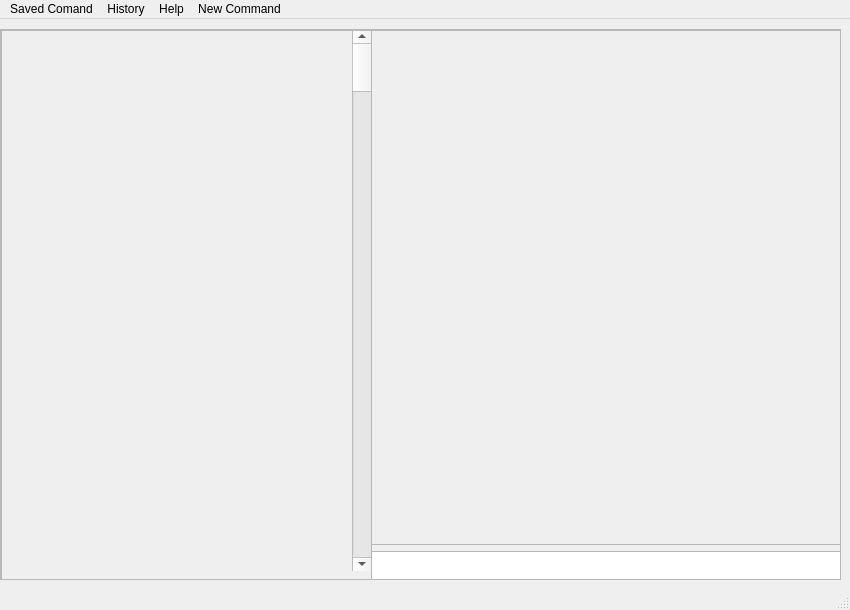
Above: TestMyWidget/mainwindow.ui from DizelforClaSS/Qt-project before the change. Below: the same form after it.
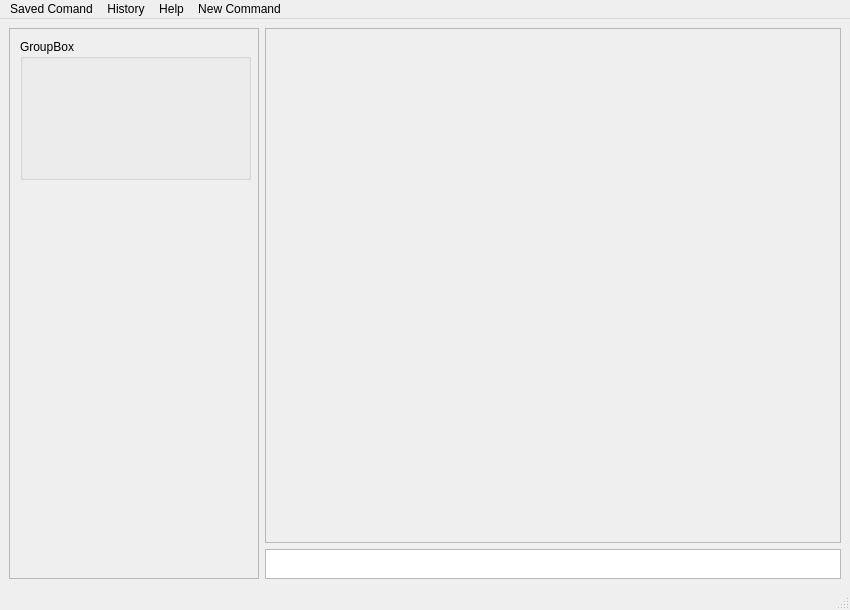
That is the form after the change.

Commit message: change windows, and added db

Diff of the .ui file:
```diff
--- a/TestMyWidget/mainwindow.ui
+++ b/TestMyWidget/mainwindow.ui
@@ -19,122 +19,65 @@
     <verstretch>0</verstretch>
    </sizepolicy>
   </property>
-  <property name="minimumSize">
-   <size>
-    <width>850</width>
-    <height>610</height>
-   </size>
-  </property>
-  <property name="maximumSize">
-   <size>
-    <width>850</width>
-    <height>610</height>
-   </size>
-  </property>
   <property name="windowTitle">
    <string>GNU Widget</string>
   </property>
   <widget class="QWidget" name="centralwidget">
-   <widget class="QWidget" name="horizontalLayoutWidget">
-    <property name="geometry">
-     <rect>
-      <x>0</x>
-      <y>10</y>
-      <width>841</width>
-      <height>551</height>
-     </rect>
-    </property>
-    <layout class="QHBoxLayout" name="horizontalLayout">
-     <item>
-      <widget class="QScrollArea" name="scrollArea">
-       <property name="widgetResizable">
-        <bool>true</bool>
+   <layout class="QGridLayout" name="gridLayout">
+    <item row="0" column="1">
+     <widget class="QTextEdit" name="Console">
+      <property name="enabled">
+       <bool>false</bool>
+      </property>
+     </widget>
+    </item>
+    <item row="0" column="0" rowspan="2">
+     <widget class="QScrollArea" name="scrollArea">
+      <property name="maximumSize">
+       <size>
+        <width>250</width>
+        <height>16777215</height>
+       </size>
+      </property>
+      <property name="widgetResizable">
+       <bool>true</bool>
+      </property>
+      <widget class="QWidget" name="scrollAreaWidgetContents">
+       <property name="geometry">
+        <rect>
+         <x>0</x>
+         <y>0</y>
+         <width>248</width>
+         <height>546</height>
+        </rect>
        </property>
-       <widget class="QWidget" name="scrollAreaWidgetContents">
+       <widget class="QGroupBox" name="groupBox">
         <property name="geometry">
          <rect>
-          <x>0</x>
-          <y>0</y>
-          <width>837</width>
-          <height>547</height>
+          <x>10</x>
+          <y>10</y>
+          <width>231</width>
+          <height>141</height>
          </rect>
         </property>
-        <widget class="QWidget" name="verticalLayoutWidget">
-         <property name="geometry">
-          <rect>
-           <x>370</x>
-           <y>0</y>
-           <width>471</width>
-           <height>551</height>
-          </rect>
-         </property>
-         <layout class="QVBoxLayout" name="verticalLayout">
-          <item>
-           <widget class="QTextEdit" name="Console">
-            <property name="enabled">
-             <bool>false</bool>
-            </property>
-           </widget>
-          </item>
-          <item>
-           <widget class="QPlainTextEdit" name="plainTextEdit">
-            <property name="maximumSize">
-             <size>
-              <width>16777215</width>
-              <height>30</height>
-             </size>
-            </property>
-           </widget>
-          </item>
-         </layout>
-        </widget>
-        <widget class="QWidget" name="verticalLayoutWidget_2">
-         <property name="geometry">
-          <rect>
-           <x>0</x>
-           <y>0</y>
-           <width>371</width>
-           <height>551</height>
-          </rect>
-         </property>
-         <layout class="QVBoxLayout" name="verticalLayout_2">
-          <item>
-           <widget class="QScrollArea" name="scrollArea_2">
-            <property name="widgetResizable">
-             <bool>true</bool>
-            </property>
-            <widget class="QWidget" name="scrollAreaWidgetContents_2">
-             <property name="geometry">
-              <rect>
-               <x>0</x>
-               <y>0</y>
-               <width>367</width>
-               <height>547</height>
-              </rect>
-             </property>
-             <widget class="QScrollBar" name="verticalScrollBar">
-              <property name="geometry">
-               <rect>
-                <x>350</x>
-                <y>-1</y>
-                <width>20</width>
-                <height>541</height>
-               </rect>
-              </property>
-              <property name="orientation">
-               <enum>Qt::Vertical</enum>
-              </property>
-             </widget>
-            </widget>
-           </widget>
-          </item>
-         </layout>
-        </widget>
+        <property name="title">
+         <string>GroupBox</string>
+        </property>
        </widget>
       </widget>
-     </item>
-    </layout>
-   </widget>
+     </widget>
+    </item>
+    <item row="1" column="1">
+     <widget class="QPlainTextEdit" name="plainTextEdit">
+      <property name="maximumSize">
+       <size>
+        <width>16777215</width>
+        <height>30</height>
+       </size>
+      </property>
+     </widget>
+    </item>
+   </layout>
   </widget>
   <widget class="QMenuBar" name="menubar">
    <property name="geometry">
```
The commit also changes 4 other files.
